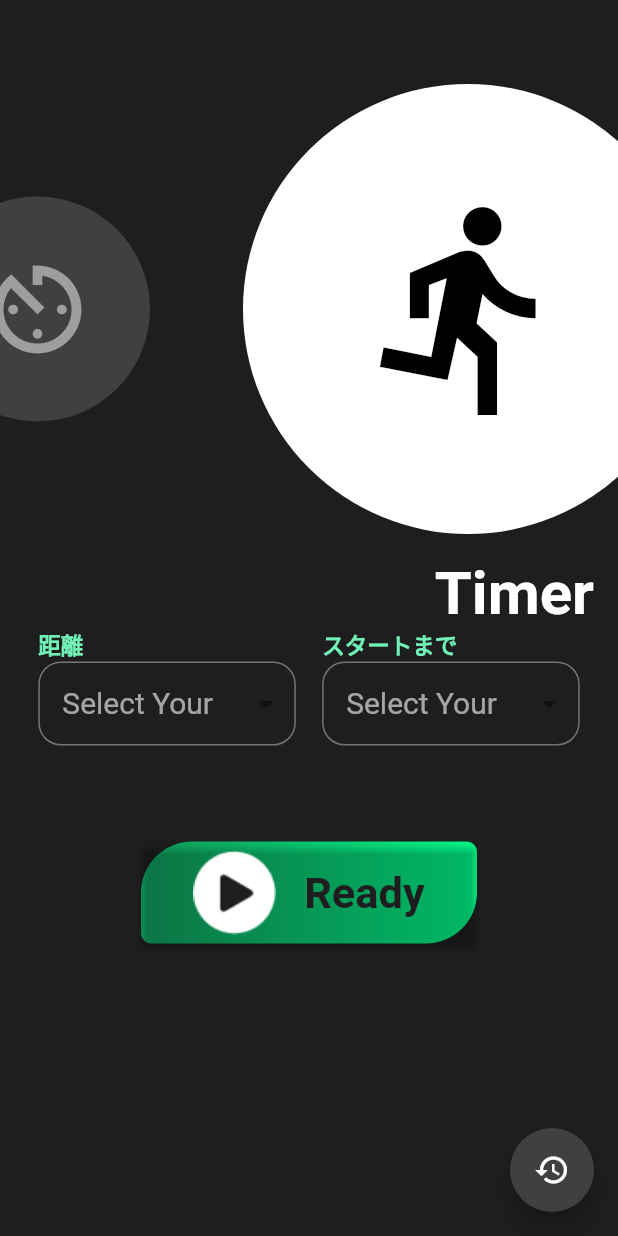
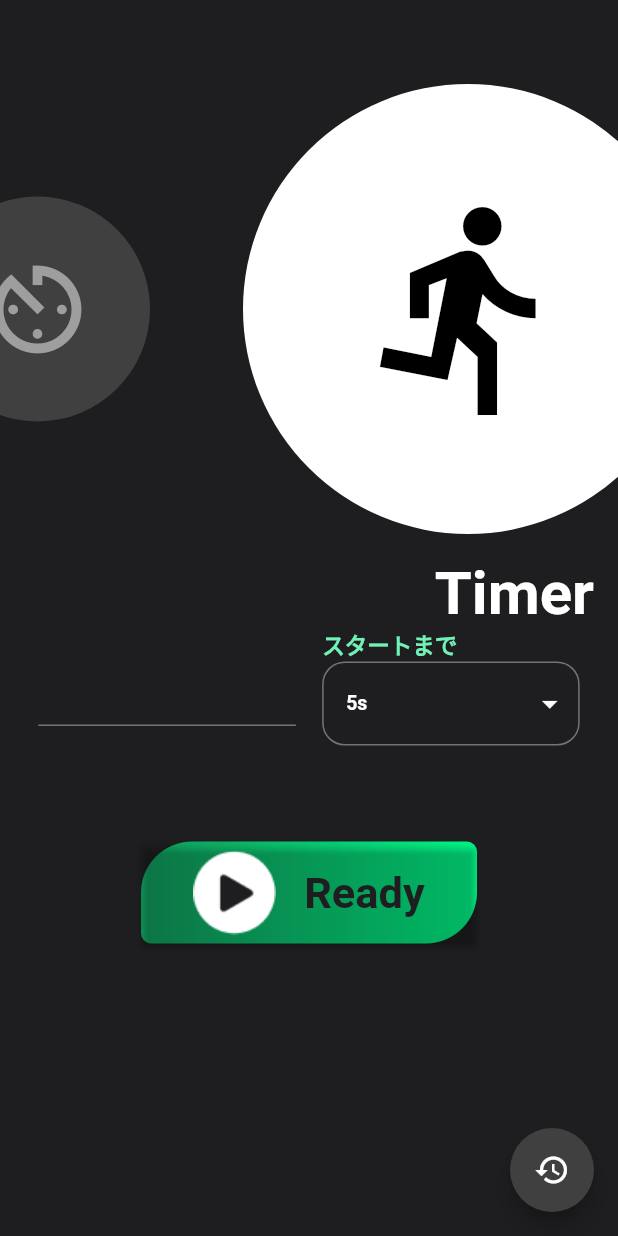
Before and after one commit to Yamasaki-pan961/flutter_for_hackathon, a Flutter app: the screen it shows after launch, on a phone screen of 412 x 824 dp. Run offline on Flutter 3.47's test engine with Material 2 defaults, Android fonts, the phone set to English and light mode, and no system bars; our stand-ins replace dropdown_button2, fl_chart, flutter_hooks, freezed_annotation, hooks_riverpod, riverpod_annotation and 3 more; missing offline and left inert: four_swipe_direction; generated files the repository leaves out were written again.

Commit message:
add: pickerのUIの調整をしました

```diff
--- a/lib/feature/component/picker_item.dart
+++ b/lib/feature/component/picker_item.dart
@@ -39,11 +39,6 @@ class PickerItem extends StatelessWidget {
               ),
               // Add more decoration..
             ),
-            hint: const Text(
-              //TODO あとで文言を変える
-              'Select Your Gender',
-              style: TextStyle(fontSize: 20),
-            ),
             items: genderItems
                 .map((item) => DropdownMenuItem<String>(
                       value: item,
@@ -61,14 +56,27 @@ class PickerItem extends StatelessWidget {
               }
               return null;
             },
+            style: const TextStyle(
+              fontSize: 13,
+              fontWeight: FontWeight.bold,
+              color: AppTheme.textColor,
+            ),
             onChanged: onChanged,
             buttonStyleData: const ButtonStyleData(
               padding: EdgeInsets.only(right: 8),
             ),
+            hint: const Text(
+              '5s',
+              style: TextStyle(
+                fontSize: 13,
+                fontWeight: FontWeight.bold,
+                color: AppTheme.textColor,
+              ),
+            ),
             iconStyleData: const IconStyleData(
               icon: Icon(
                 Icons.arrow_drop_down,
-                color: Colors.black45,
+                color: AppTheme.textColor,
               ),
               iconSize: 24,
             ),
--- a/lib/feature/ui/measure/measure_view.dart
+++ b/lib/feature/ui/measure/measure_view.dart
@@ -17,18 +17,11 @@ class _MeasureViewState extends State<MeasureView>
     with SingleTickerProviderStateMixin {
   bool isTimer = true;
 
-  //距離
-  //TODO 項目をあとで確認する
-  final List<String> distanceItems = [
-    'Male',
-    'Female',
-  ];
-
-  //スタートまで
-  //TODO 項目をあとで確認する
   final List<String> timeItems = [
-    'Male',
-    'Female',
+    '3s',
+    '5s',
+    '7s',
+    '1s0',
   ];
 
   String distance = '';
@@ -140,17 +133,22 @@ class _MeasureViewState extends State<MeasureView>
             mainAxisAlignment: MainAxisAlignment.spaceBetween,
             children: [
               AppSpaces.horizontal_8,
-              PickerItem(
-                title: '距離',
-                genderItems: distanceItems,
-                onChanged: (value) {
-                  distance = value!;
-                },
+              // PickerItem(
+              //   title: '距離',
+              //   genderItems: distanceItems,
+              //   onChanged: (value) {
+              //     distance = value!;
+              //   },
+              // ),
+              SizedBox(
+                width: MediaQuery.of(context).size.width / 2.4,
+                child: TextField(),
               ),
               PickerItem(
                 title: 'スタートまで',
                 genderItems: timeItems,
                 onChanged: (value) {
+                  //TODO 5s -> 5に変える必要がある
                   time = value!;
                 },
               ),
```
